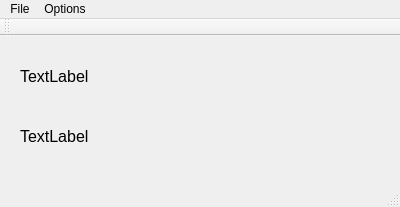
This is Lab1/mainwindow.ui in KorobovMS/NetTelecomLabs as Qt 5 draws it before an edit. The edited form follows.
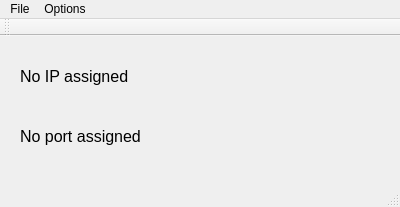
This is the edited form.

The edit to the form file:
```diff
--- a/Lab1/mainwindow.ui
+++ b/Lab1/mainwindow.ui
@@ -41,7 +41,7 @@
      </font>
     </property>
     <property name="text">
-     <string>TextLabel</string>
+     <string>No IP assigned</string>
     </property>
    </widget>
    <widget class="QLabel" name="labelPort">
@@ -59,7 +59,7 @@
      </font>
     </property>
     <property name="text">
-     <string>TextLabel</string>
+     <string>No port assigned</string>
     </property>
    </widget>
   </widget>
```
Left out of the diff: 5 changed lines with no effect on the pictures.
